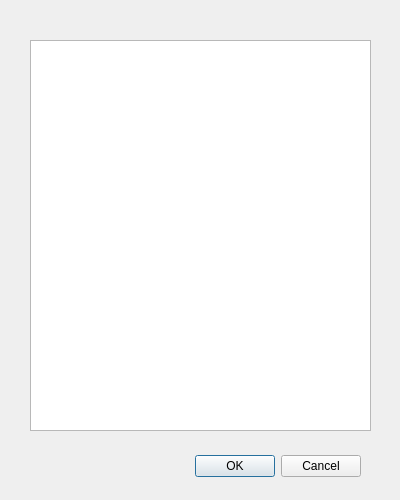
linkthai/Pauzer, file folderdialog.ui: the form before one commit.
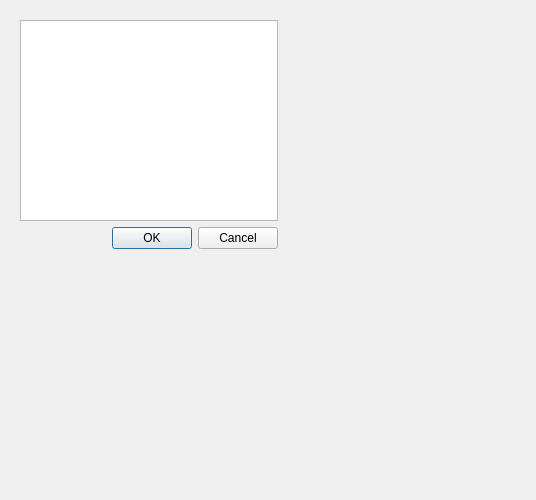
The form after the commit.

```diff
--- a/folderdialog.ui
+++ b/folderdialog.ui
@@ -6,38 +6,37 @@
    <rect>
     <x>0</x>
     <y>0</y>
-    <width>400</width>
+    <width>536</width>
     <height>500</height>
    </rect>
   </property>
   <property name="windowTitle">
    <string>Select folders</string>
   </property>
-  <widget class="QDialogButtonBox" name="buttonBox">
+  <widget class="QWidget" name="">
    <property name="geometry">
     <rect>
-     <x>30</x>
-     <y>441</y>
-     <width>331</width>
-     <height>51</height>
+     <x>20</x>
+     <y>20</y>
+     <width>258</width>
+     <height>229</height>
     </rect>
    </property>
-   <property name="orientation">
-    <enum>Qt::Horizontal</enum>
-   </property>
-   <property name="standardButtons">
-    <set>QDialogButtonBox::Cancel|QDialogButtonBox::Ok</set>
-   </property>
-  </widget>
-  <widget class="QTreeView" name="treeView">
-   <property name="geometry">
-    <rect>
-     <x>30</x>
-     <y>40</y>
-     <width>341</width>
-     <height>391</height>
-    </rect>
-   </property>
+   <layout class="QVBoxLayout" name="verticalLayout">
+    <item>
+     <widget class="QTreeView" name="treeView"/>
+    </item>
+    <item>
+     <widget class="QDialogButtonBox" name="buttonBox">
+      <property name="orientation">
+       <enum>Qt::Horizontal</enum>
+      </property>
+      <property name="standardButtons">
+       <set>QDialogButtonBox::Cancel|QDialogButtonBox::Ok</set>
+      </property>
+     </widget>
+    </item>
+   </layout>
   </widget>
  </widget>
  <resources/>
```
